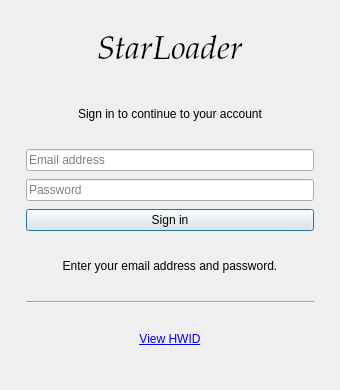
Above: license-client/ui/LoginWindow.ui from Starhaxor/StarLoader before the change. Below: the same form after it.
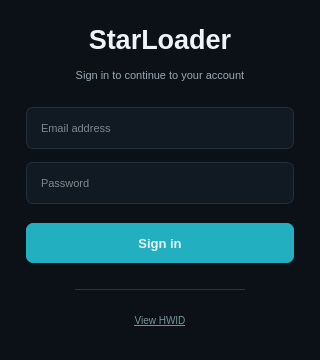
That is the form after the change.

```diff
--- a/license-client/ui/LoginWindow.ui
+++ b/license-client/ui/LoginWindow.ui
@@ -6,26 +6,29 @@
    <rect>
     <x>0</x>
     <y>0</y>
-    <width>340</width>
-    <height>390</height>
+    <width>320</width>
+    <height>360</height>
    </rect>
   </property>
   <property name="minimumSize">
    <size>
-    <width>340</width>
-    <height>390</height>
+    <width>320</width>
+    <height>360</height>
    </size>
   </property>
   <property name="maximumSize">
    <size>
-    <width>340</width>
-    <height>390</height>
+    <width>320</width>
+    <height>360</height>
    </size>
   </property>
   <property name="windowTitle">
    <string>StarLoader</string>
   </property>
   <widget class="QWidget" name="centralwidget">
+   <property name="styleSheet">
+    <string notr="true">QWidget#centralwidget { background-color: #0B1117; }</string>
+   </property>
    <layout class="QVBoxLayout" name="pageLayout">
     <property name="leftMargin">
      <number>8</number>
@@ -41,9 +44,12 @@
     </property>
     <item>
      <widget class="QFrame" name="loginCard">
+      <property name="styleSheet">
+       <string notr="true">QFrame#loginCard { background-color: transparent; border: none; }</string>
+      </property>
       <layout class="QVBoxLayout" name="cardLayout">
        <property name="spacing">
-        <number>8</number>
+        <number>5</number>
        </property>
        <property name="leftMargin">
         <number>18</number>
@@ -59,11 +65,14 @@
        </property>
        <item>
         <widget class="QLabel" name="titleLabel">
+         <property name="styleSheet">
+          <string notr="true">QLabel { color: #EDF4F6; }</string>
+         </property>
          <property name="font">
           <font>
-           <family>Palatino Linotype</family>
-           <pointsize>25</pointsize>
-           <italic>true</italic>
+           <family>Segoe UI</family>
+           <pointsize>20</pointsize>
+           <weight>63</weight>
           </font>
          </property>
          <property name="text">
@@ -76,6 +85,9 @@
        </item>
        <item>
         <widget class="QLabel" name="subtitleLabel">
+         <property name="styleSheet">
+          <string notr="true">QLabel { font-size: 11px; color: #9AAAB2; }</string>
+         </property>
          <property name="text">
           <string>Sign in to continue to your account</string>
          </property>
@@ -84,8 +96,29 @@
          </property>
         </widget>
        </item>
+       <item>
+        <spacer name="subtitleGapSpacer">
+         <property name="orientation">
+          <enum>Qt::Orientation::Vertical</enum>
+         </property>
+         <property name="sizeType">
+          <enum>QSizePolicy::Policy::Fixed</enum>
+         </property>
+         <property name="sizeHint">
+          <size>
+           <width>0</width>
+           <height>12</height>
+          </size>
+         </property>
+        </spacer>
+       </item>
        <item>
         <widget class="QLineEdit" name="emailLineEdit">
+         <property name="styleSheet">
+          <string notr="true">QLineEdit { background-color: #111A22; color: #EDF4F6; border: 1px solid #22303B; border-radius: 7px; padding: 0 12px; min-height: 40px; font-size: 11px; selection-background-color: #22AFC0; selection-color: #ffffff; }
+QLineEdit:hover { background-color: #15212B; }
+QLineEdit:focus { border: 1px solid #2AB8C6; }</string>
+         </property>
          <property name="placeholderText">
           <string>Email address</string>
          </property>
@@ -94,8 +127,29 @@
          </property>
         </widget>
        </item>
+       <item>
+        <spacer name="fieldGapSpacer">
+         <property name="orientation">
+          <enum>Qt::Orientation::Vertical</enum>
+         </property>
+         <property name="sizeType">
+          <enum>QSizePolicy::Policy::Fixed</enum>
+         </property>
+         <property name="sizeHint">
+          <size>
+           <width>0</width>
+           <height>8</height>
+          </size>
+         </property>
+        </spacer>
+       </item>
        <item>
         <widget class="QLineEdit" name="passwordLineEdit">
+         <property name="styleSheet">
+          <string notr="true">QLineEdit { background-color: #111A22; color: #EDF4F6; border: 1px solid #22303B; border-radius: 7px; padding: 0 12px; min-height: 40px; font-size: 11px; selection-background-color: #22AFC0; selection-color: #ffffff; }
+QLineEdit:hover { background-color: #15212B; }
+QLineEdit:focus { border: 1px solid #2AB8C6; }</string>
+         </property>
          <property name="echoMode">
           <enum>QLineEdit::EchoMode::Password</enum>
          </property>
@@ -104,8 +158,31 @@
          </property>
         </widget>
        </item>
+       <item>
+        <spacer name="passwordGapSpacer">
+         <property name="orientation">
+          <enum>Qt::Orientation::Vertical</enum>
+         </property>
+         <property name="sizeType">
+          <enum>QSizePolicy::Policy::Fixed</enum>
+         </property>
+         <property name="sizeHint">
+          <size>
+           <width>0</width>
+           <height>14</height>
+          </size>
+         </property>
+        </spacer>
+       </item>
        <item>
         <widget class="QPushButton" name="loginButton">
+         <property name="styleSheet">
+          <string notr="true">QPushButton { color: #EDF4F6; background-color: #22AFC0; border: none; border-radius: 7px; padding: 0 12px; min-height: 40px; font-size: 13px; font-weight: 600; }
+QPushButton:hover { background-color: #29BECE; }
+QPushButton:pressed { background-color: #198A99; }
+QPushButton:disabled { background-color: #15212B; color: #71818A; }
+QPushButton:focus { border: 1px solid #2AB8C6; }</string>
+         </property>
          <property name="cursor">
           <cursorShape>PointingHandCursor</cursorShape>
          </property>
@@ -118,26 +195,89 @@
         </widget>
        </item>
        <item>
-        <widget class="QLabel" name="statusLabel">
-         <property name="text">
-          <string>Enter your email address and password.</string>
+        <spacer name="buttonGapSpacer">
+         <property name="orientation">
+          <enum>Qt::Orientation::Vertical</enum>
          </property>
-         <property name="alignment">
-          <set>Qt::AlignmentFlag::AlignCenter</set>
+         <property name="sizeType">
+          <enum>QSizePolicy::Policy::Fixed</enum>
          </property>
-        </widget>
+         <property name="sizeHint">
+          <size>
+           <width>0</width>
+           <height>12</height>
+          </size>
+         </property>
+        </spacer>
        </item>
        <item>
-        <widget class="Line" name="divider">
-         <property name="orientation">
-          <enum>Qt::Orientation::Horizontal</enum>
+        <layout class="QHBoxLayout" name="dividerRow">
+         <property name="leftMargin">
+          <number>0</number>
          </property>
-        </widget>
+         <property name="topMargin">
+          <number>0</number>
+         </property>
+         <property name="rightMargin">
+          <number>0</number>
+         </property>
+         <property name="bottomMargin">
+          <number>0</number>
+         </property>
+         <item>
+          <spacer name="dividerLeftSpacer">
+           <property name="orientation">
+            <enum>Qt::Orientation::Horizontal</enum>
+           </property>
+           <property name="sizeHint">
+            <size>
+             <width>40</width>
+             <height>20</height>
+            </size>
+           </property>
+          </spacer>
+         </item>
+         <item>
+          <widget class="QFrame" name="divider">
+           <property name="minimumSize">
+            <size>
+             <width>170</width>
+             <height>1</height>
+            </size>
+           </property>
+           <property name="maximumSize">
+            <size>
+             <width>180</width>
+             <height>1</height>
+            </size>
+           </property>
+           <property name="styleSheet">
+            <string notr="true">QFrame#divider { background-color: #25343D; border: none; }</string>
+           </property>
+          </widget>
+         </item>
+         <item>
+          <spacer name="dividerRightSpacer">
+           <property name="orientation">
+            <enum>Qt::Orientation::Horizontal</enum>
+           </property>
+           <property name="sizeHint">
+            <size>
+             <width>40</width>
+             <height>20</height>
+            </size>
+           </property>
+          </spacer>
+         </item>
+        </layout>
        </item>
        <item>
         <widget class="QLabel" name="hwidLink">
+         <property name="styleSheet">
+          <string notr="true">QLabel { font-size: 10px; }</string>
+         </property>
          <property name="text">
-          <string>&lt;a href=&quot;hwid&quot;&gt;View HWID&lt;/a&gt;</string>
+          <string>&lt;a href=&quot;hwid&quot;&gt;&lt;font color=&quot;#76949D&quot;&gt;View HWID&lt;/font&gt;&lt;/a&gt;</string>
          </property>
          <property name="textFormat">
           <enum>Qt::TextFormat::RichText</enum>
```
